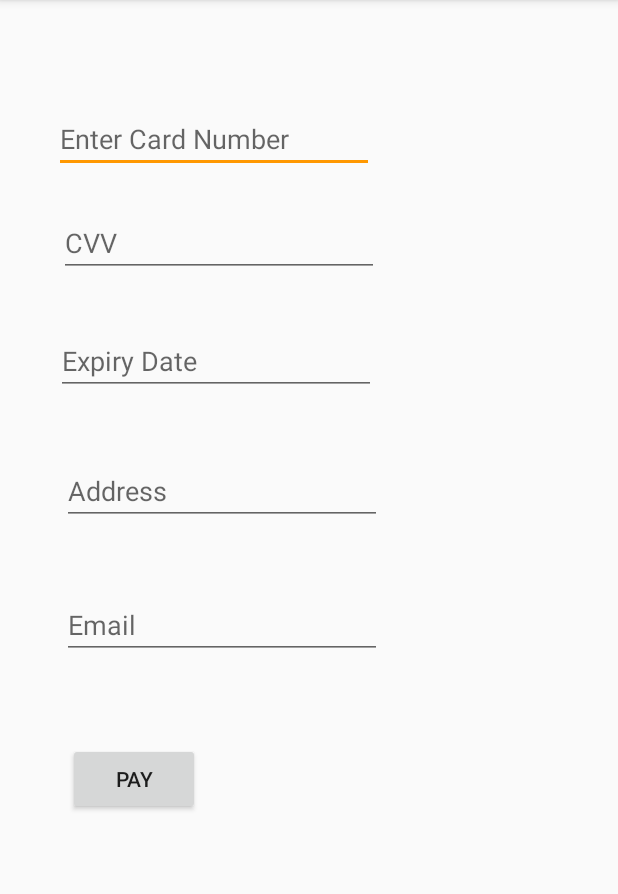
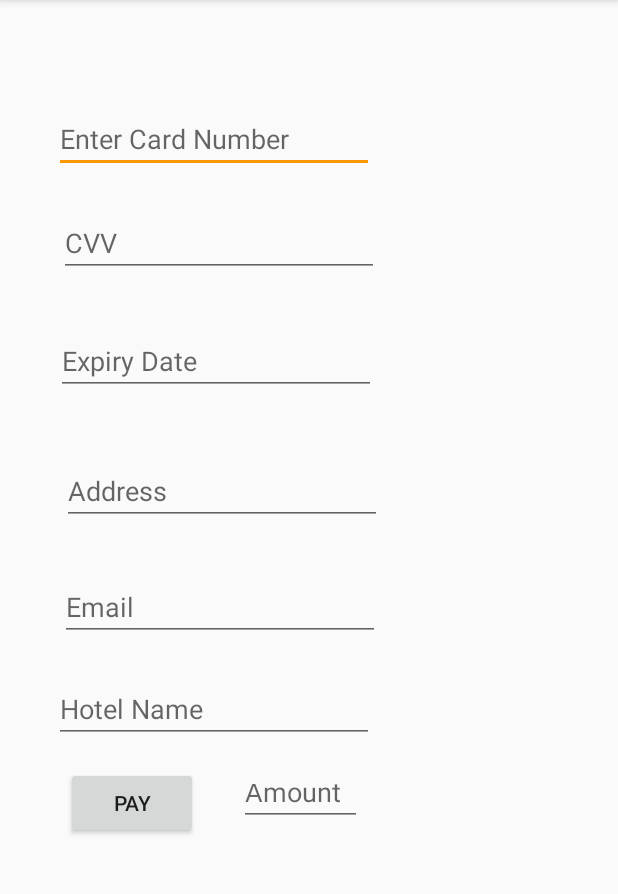
Before and after one commit to Navan005/DraftTrip, an Android app: the Paynow screen opened directly, with no data from a screen before it, on a phone screen of 412 x 824 dp, the part 84-978 px from its top. Run offline under Robolectric (Android 15) with nearby library versions, the phone set to English and light mode, and no system bars.

Commit message:
Some Bugs

```diff
--- a/app/src/main/res/layout/activity_paynow.xml
+++ b/app/src/main/res/layout/activity_paynow.xml
@@ -62,11 +62,22 @@
         android:id="@+id/editTextTextEmailAddress"
         android:layout_width="wrap_content"
         android:layout_height="wrap_content"
-        android:layout_marginStart="41dp"
-        android:layout_marginLeft="41dp"
-        android:layout_marginTop="44dp"
+        android:layout_marginStart="40dp"
+        android:layout_marginTop="32dp"
         android:ems="10"
         android:hint="Email"
+        android:inputType="textEmailAddress"
+        app:layout_constraintStart_toStartOf="parent"
+        app:layout_constraintTop_toBottomOf="@+id/editTextTextPostalAddress" />
+
+    <EditText
+        android:id="@+id/editTextTextEmailAddress2"
+        android:layout_width="wrap_content"
+        android:layout_height="wrap_content"
+        android:layout_marginStart="36dp"
+        android:layout_marginTop="100dp"
+        android:ems="10"
+        android:hint="Hotel Name"
         android:inputType="textEmailAddress"
         app:layout_constraintStart_toStartOf="parent"
         app:layout_constraintTop_toBottomOf="@+id/editTextTextPostalAddress" />
@@ -75,10 +86,22 @@
         android:id="@+id/button19"
         android:layout_width="wrap_content"
         android:layout_height="wrap_content"
-        android:layout_marginStart="45dp"
-        android:layout_marginLeft="45dp"
-        android:layout_marginTop="56dp"
+        android:layout_marginStart="44dp"
+        android:layout_marginTop="84dp"
         android:text="Pay"
         app:layout_constraintStart_toStartOf="parent"
         app:layout_constraintTop_toBottomOf="@+id/editTextTextEmailAddress" />
+
+    <EditText
+        android:id="@+id/editTextNumber"
+        android:layout_width="82dp"
+        android:layout_height="38dp"
+        android:layout_marginStart="27dp"
+        android:layout_marginTop="17dp"
+        android:ems="10"
+        android:hint="Amount"
+        android:inputType="number"
+        app:layout_constraintStart_toEndOf="@+id/button19"
+        app:layout_constraintTop_toBottomOf="@+id/editTextTextEmailAddress2" />
+
 </androidx.constraintlayout.widget.ConstraintLayout>
```
Also changed, not shown: app/src/main/res/layout/activity_signin.xml (+15 -7 lines).
